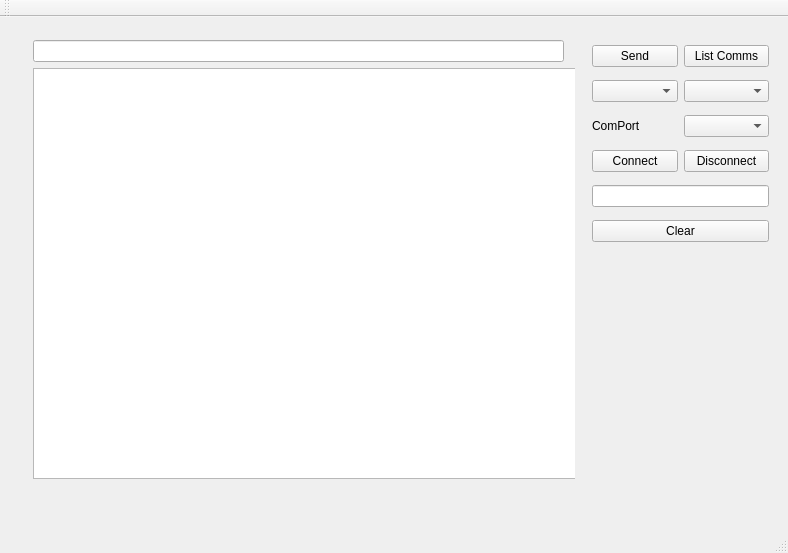
Above: serial_monitor/serialmonitor.ui from gdimitriu/arduino_qt_tools before the change. Below: the same form after it.
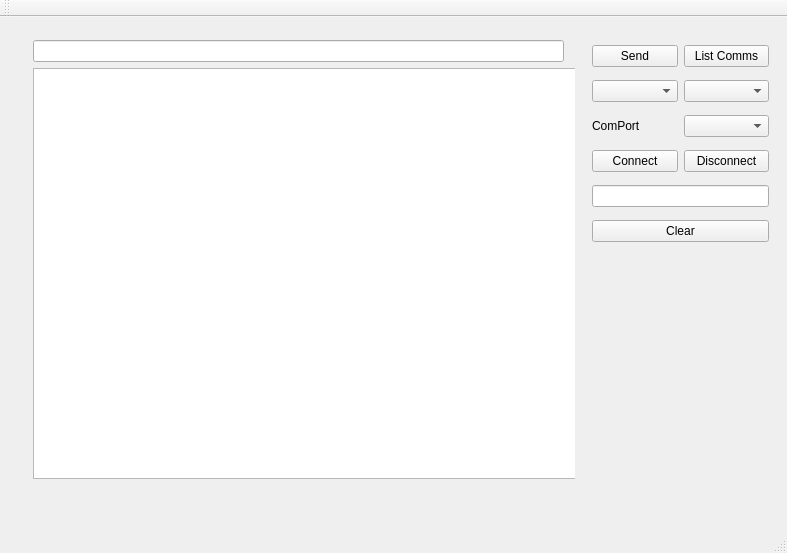
That is the form after the change.

Commit message: make fixed screen

Diff of the .ui file:
```diff
--- a/serial_monitor/serialmonitor.ui
+++ b/serial_monitor/serialmonitor.ui
@@ -6,10 +6,28 @@
    <rect>
     <x>0</x>
     <y>0</y>
-    <width>788</width>
+    <width>787</width>
     <height>553</height>
    </rect>
   </property>
+  <property name="sizePolicy">
+   <sizepolicy hsizetype="Fixed" vsizetype="Fixed">
+    <horstretch>0</horstretch>
+    <verstretch>0</verstretch>
+   </sizepolicy>
+  </property>
+  <property name="minimumSize">
+   <size>
+    <width>787</width>
+    <height>553</height>
+   </size>
+  </property>
+  <property name="maximumSize">
+   <size>
+    <width>787</width>
+    <height>553</height>
+   </size>
+  </property>
   <property name="windowTitle">
    <string>SerialMonitor</string>
   </property>
```
Left out of the diff: 2 changed lines with no effect on the pictures.
